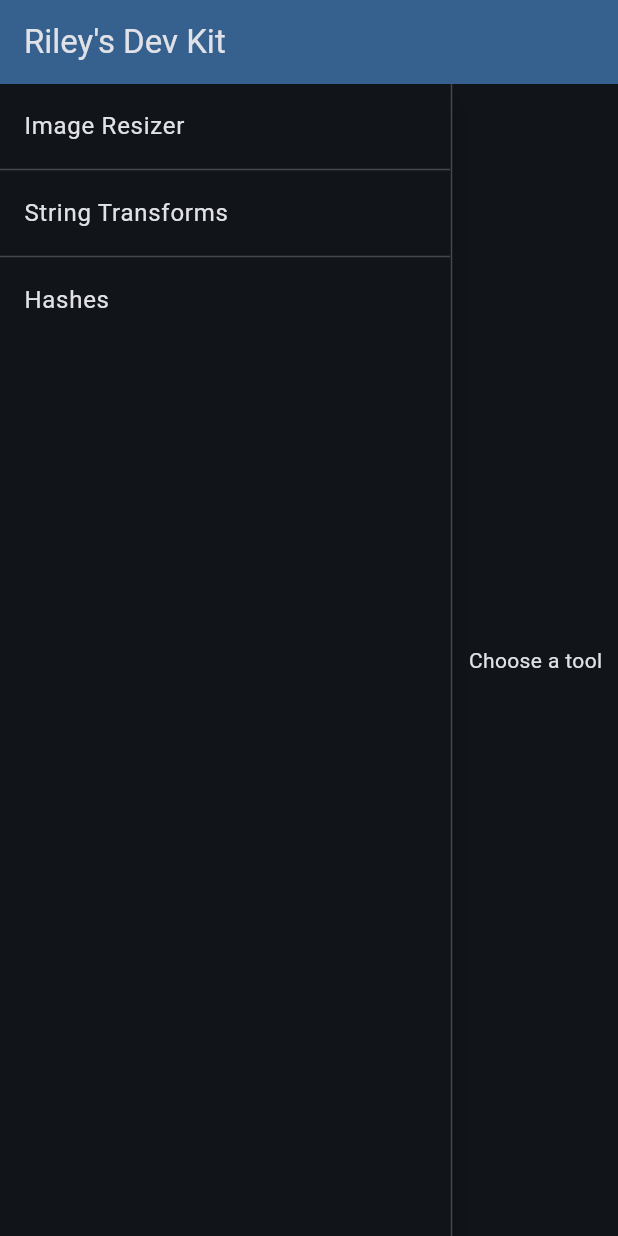
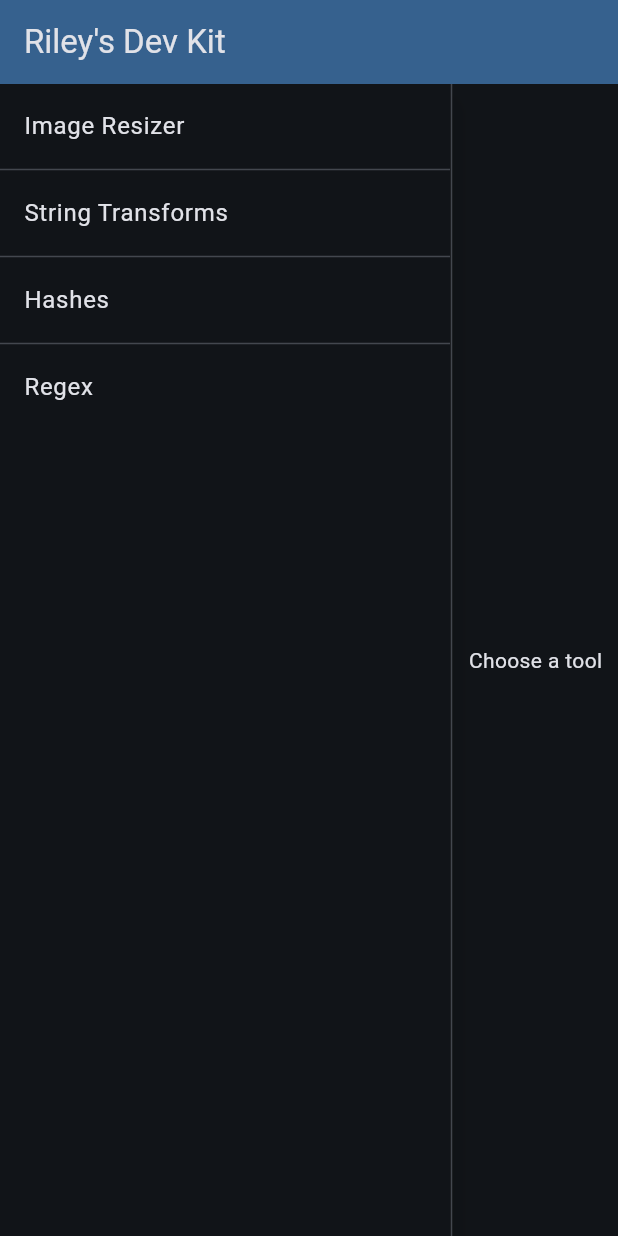
Before and after one commit to rileyteige/devkit, a Flutter app: the screen it shows after launch, on a phone screen of 412 x 824 dp. Run offline on Flutter 3.47's test engine with Material 2 defaults, Android fonts, the phone set to English and light mode, and no system bars; our stand-ins replace another_flushbar, file_picker; missing offline and left inert: pasteboard.

Commit message:
Remove route animation

```diff
--- a/lib/main.dart
+++ b/lib/main.dart
@@ -18,23 +18,8 @@ class MyApp extends StatelessWidget {
   @override
   Widget build(BuildContext context) {
     return MaterialApp(
-      title: 'Flutter Demo',
+      title: "Riley's Dev Kit",
       theme: ThemeData(
-        // This is the theme of your application.
-        //
-        // TRY THIS: Try running your application with "flutter run". You'll see
-        // the application has a blue toolbar. Then, without quitting the app,
-        // try changing the seedColor in the colorScheme below to Colors.green
-        // and then invoke "hot reload" (save your changes or press the "hot
-        // reload" button in a Flutter-supported IDE, or press "r" if you used
-        // the command line to start the app).
-        //
-        // Notice that the counter didn't reset back to zero; the application
-        // state is not lost during the reload. To reset the state, use hot
-        // restart instead.
-        //
-        // This works for code too, not just values: Most code changes can be
-        // tested with just a hot reload.
         colorScheme: ColorScheme.fromSeed(
           seedColor: Colors.blue,
           brightness: Brightness.dark,
@@ -43,7 +28,7 @@ class MyApp extends StatelessWidget {
       ),
       navigatorKey: navigatorKey,
       initialRoute: Routes.initial,
-      routes: Routes.all,
+      onGenerateRoute: Routes.onGenerateRoute,
       builder: (context, child) {
         return Builder(
           builder: (context) {
@@ -70,6 +55,10 @@ class MyApp extends StatelessWidget {
                           route: Routes.hashes,
                           title: Text('Hashes'),
                         ),
+                        NavigationListTile(
+                          route: Routes.regexTester,
+                          title: Text('Regex'),
+                        ),
                       ],
                     );
                   }),
--- a/lib/routes.dart
+++ b/lib/routes.dart
@@ -1,4 +1,5 @@
 import 'package:devkit/image_resizer.dart';
+import 'package:devkit/regex_tester.dart';
 import 'package:flutter/material.dart';
 
 import 'hashes.dart';
@@ -11,11 +12,27 @@ class Routes {
   static const String imageResizer = '/ImageResizer';
   static const String stringTransformations = '/StringTransformations';
   static const String hashes = '/Hashes';
+  static const String regexTester = '/RegexTester';
 
   static final Map<String, WidgetBuilder> all = {
-    home: (context) => const Center(child: Text('Choose a tool')),
-    imageResizer: (context) => const ImageResizer(),
-    stringTransformations: (context) => const StringTransformations(),
-    hashes: (context) => const Hashes(),
+    home: (_) => const Center(child: Text('Choose a tool')),
+    imageResizer: (_) => const ImageResizer(),
+    stringTransformations: (_) => const StringTransformations(),
+    hashes: (_) => const Hashes(),
+    regexTester: (_) => const RegexTester(),
   };
+
+  static Route onGenerateRoute(RouteSettings settings) {
+    final name = settings.name;
+
+    return PageRouteBuilder(
+      transitionDuration: Duration.zero,
+      reverseTransitionDuration: Duration.zero,
+      pageBuilder: (_, __, ___) => switch (name) {
+        home => const Center(child: Text('Choose a tool')),
+        imageResizer => const ImageResizer(),
+        _ => Center(child: Text('Route not found: $name')),
+      },
+    );
+  }
 }
```
